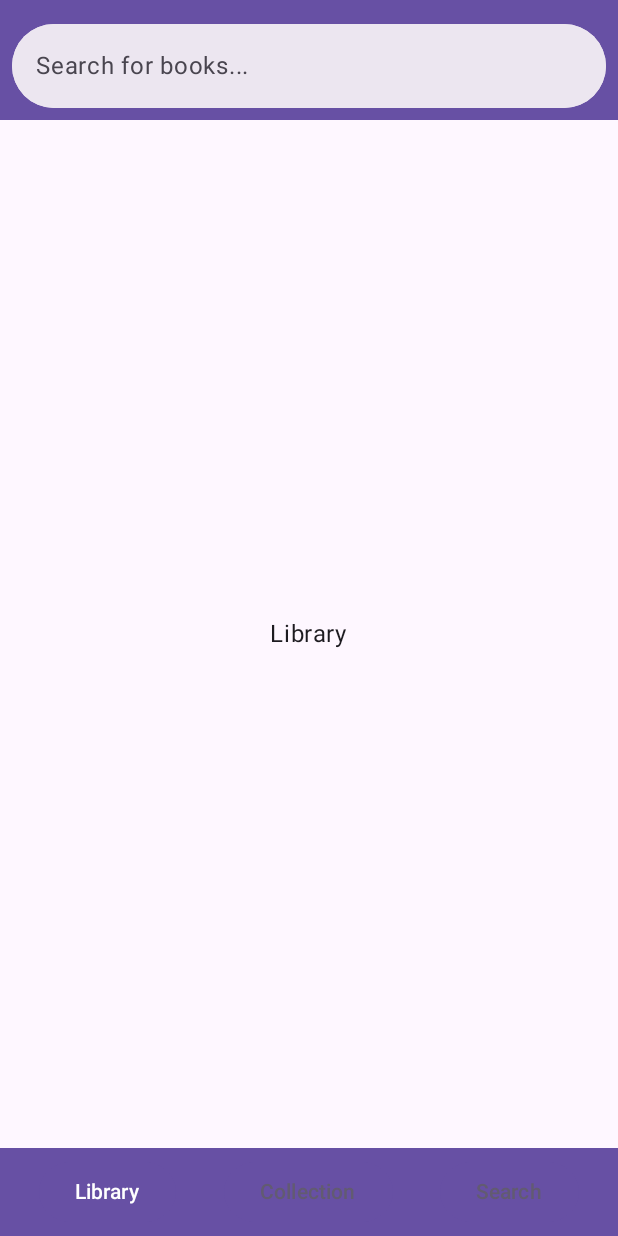
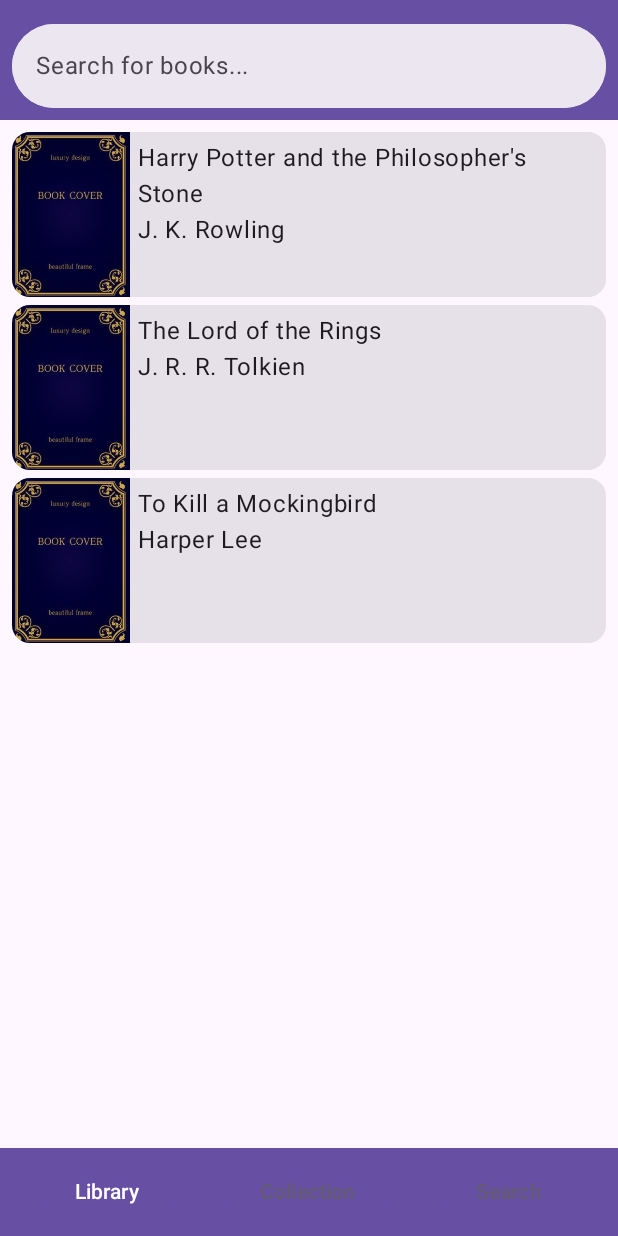
Before and after one commit to samuelkiszka/VirtualLibrary, an Android app built with Jetpack Compose: the LibraryListScreen screen opened through its navigation route, on a phone screen of 412 x 824 dp. Run offline under Robolectric (Android 15) with nearby library versions, the phone set to English and light mode, and no system bars.

Commit message:
Simple library book list

```diff
--- a/app/src/main/java/com/samuelkiszka/virtuallibrary/VirtualLibrary.kt
+++ b/app/src/main/java/com/samuelkiszka/virtuallibrary/VirtualLibrary.kt
@@ -195,7 +195,11 @@
             composable(
                 route = LibraryListDestination.route
             ) {
-                LibraryListScreen()
+                LibraryListScreen(
+                    onItemClicked = {
+                        navController.navigate(LibraryDetailDestination.route)
+                    }
+                )
             }
             composable(
                 route = LibraryDetailDestination.route
--- /dev/null
+++ b/app/src/main/java/com/samuelkiszka/virtuallibrary/data/mocks/BookListModelMock.kt
@@ -0,0 +1,25 @@
+package com.samuelkiszka.virtuallibrary.data.mocks
+
+import com.samuelkiszka.virtuallibrary.data.models.BookListModel
+
+public class BookListModelMock {
+    fun getBookList(): List<BookListModel> {
+        return listOf<BookListModel>(
+            BookListModel(
+                id=1,
+                title="Harry Potter and the Philosopher's Stone",
+                author="J. K. Rowling",
+            ),
+            BookListModel(
+                id=2,
+                title="The Lord of the Rings",
+                author="J. R. R. Tolkien",
+            ),
+            BookListModel(
+                id=3,
+                title="To Kill a Mockingbird",
+                author="Harper Lee",
+            )
+        )
+    }
+}
--- /dev/null
+++ b/app/src/main/java/com/samuelkiszka/virtuallibrary/data/models/BookListModel.kt
@@ -0,0 +1,9 @@
+package com.samuelkiszka.virtuallibrary.data.models
+
+data class BookListModel(
+    val id: Int,
+    val title: String,
+    val author: String,
+){
+
+}
--- a/app/src/main/java/com/samuelkiszka/virtuallibrary/ui/screens/CollectionListScreen.kt
+++ b/app/src/main/java/com/samuelkiszka/virtuallibrary/ui/screens/CollectionListScreen.kt
@@ -35,6 +35,6 @@
 @Composable
 fun CollectionListScreenPreview() {
     VirtualLibraryTheme {
-        LibraryListScreen()
+        CollectionListScreen()
     }
 }
--- a/app/src/main/java/com/samuelkiszka/virtuallibrary/ui/screens/LibraryDetailScreen.kt
+++ b/app/src/main/java/com/samuelkiszka/virtuallibrary/ui/screens/LibraryDetailScreen.kt
@@ -35,6 +35,6 @@
 @Composable
 fun LibraryDetailScreenPreview() {
     VirtualLibraryTheme {
-        LibraryListScreen()
+        LibraryDetailScreen()
     }
 }
--- a/app/src/main/java/com/samuelkiszka/virtuallibrary/ui/screens/LibraryListScreen.kt
+++ b/app/src/main/java/com/samuelkiszka/virtuallibrary/ui/screens/LibraryListScreen.kt
@@ -1,15 +1,27 @@
 package com.samuelkiszka.virtuallibrary.ui.screens
 
+import androidx.compose.foundation.Image
+import androidx.compose.foundation.clickable
 import androidx.compose.foundation.layout.Arrangement
 import androidx.compose.foundation.layout.Column
+import androidx.compose.foundation.layout.Row
 import androidx.compose.foundation.layout.fillMaxSize
+import androidx.compose.foundation.layout.height
+import androidx.compose.foundation.layout.padding
+import androidx.compose.foundation.lazy.LazyColumn
+import androidx.compose.foundation.lazy.items
+import androidx.compose.material3.Card
 import androidx.compose.material3.Text
 import androidx.compose.runtime.Composable
 import androidx.compose.ui.Alignment
 import androidx.compose.ui.Modifier
+import androidx.compose.ui.res.dimensionResource
+import androidx.compose.ui.res.painterResource
 import androidx.compose.ui.res.stringResource
 import androidx.compose.ui.tooling.preview.Preview
+import androidx.compose.ui.unit.dp
 import com.samuelkiszka.virtuallibrary.R
+import com.samuelkiszka.virtuallibrary.data.models.BookListModel
 import com.samuelkiszka.virtuallibrary.ui.navigation.NavigationDestination
 import com.samuelkiszka.virtuallibrary.ui.theme.VirtualLibraryTheme
 
@@ -19,15 +31,83 @@
 }
 
 @Composable
-fun LibraryListScreen() {
+fun LibraryListScreen(
+    onItemClicked: (String) -> Unit,
+) {
     Column (
         horizontalAlignment = Alignment.CenterHorizontally,
         verticalArrangement = Arrangement.Center,
-        modifier = Modifier.fillMaxSize()
+        modifier = Modifier
+            .fillMaxSize()
+            .padding(dimensionResource(id = R.dimen.padding_around))
     ) {
+        BookList(
+            books = LibraryListViewModel().getBookList(),
+            onItemClicked = onItemClicked,
+            modifier = Modifier
+        )
         Text(
             text = stringResource(id = R.string.library_list_screen_name)
         )
+    }
+}
+
+@Composable
+fun BookList(
+    books: List<BookListModel>,
+    onItemClicked: (String) -> Unit,
+    modifier: Modifier = Modifier
+) {
+    LazyColumn(
+        modifier = Modifier.fillMaxSize()
+    ) {
+        items(books) {
+            BookListCard(
+                book = it,
+                modifier = Modifier
+                    .clickable {
+                        onItemClicked(it.title)
+                    }
+            )
+        }
+    }
+}
+
+@Composable
+fun BookListCard(
+    book: BookListModel,
+    modifier: Modifier = Modifier
+) {
+    Card(
+        modifier = modifier
+            .fillMaxSize()
+            .padding(bottom = dimensionResource(id = R.dimen.padding_little))
+            .height(110.dp)
+    ){
+        Row(
+            modifier = Modifier
+                .fillMaxSize()
+        ) {
+            Image(
+                painter = painterResource(id = R.drawable.demo_book_cover),
+                contentDescription = "",
+                modifier = Modifier
+//                    .height(150.dp)
+            )
+            Column(
+                modifier = Modifier
+                    .fillMaxSize()
+                    .padding(dimensionResource(id = R.dimen.padding_little))
+            ){
+                Text(
+                    text = book.title
+                )
+                Text(
+                    text = book.author
+                )
+            }
+        }
+
     }
 }
 
@@ -37,6 +117,6 @@
 @Composable
 fun LibraryListScreenPreview() {
     VirtualLibraryTheme {
-        LibraryListScreen()
+        LibraryListScreen({})
     }
 }
--- a/app/src/main/java/com/samuelkiszka/virtuallibrary/ui/screens/LibraryListViewModel.kt
+++ b/app/src/main/java/com/samuelkiszka/virtuallibrary/ui/screens/LibraryListViewModel.kt
@@ -1,7 +1,15 @@
 package com.samuelkiszka.virtuallibrary.ui.screens
 
 import androidx.lifecycle.ViewModel
+import com.samuelkiszka.virtuallibrary.data.mocks.BookListModelMock
+import com.samuelkiszka.virtuallibrary.data.models.BookListModel
 
 class LibraryListViewModel: ViewModel() {
+    init {
+        getBookList()
+    }
 
+    fun getBookList(): List<BookListModel> {
+        return BookListModelMock().getBookList()
+    }
 }
--- a/app/src/main/java/com/samuelkiszka/virtuallibrary/ui/screens/SearchDetailScreen.kt
+++ b/app/src/main/java/com/samuelkiszka/virtuallibrary/ui/screens/SearchDetailScreen.kt
@@ -35,6 +35,6 @@
 @Composable
 fun SearchDetailScreenPreview() {
     VirtualLibraryTheme {
-        LibraryListScreen()
+        SearchDetailScreen()
     }
 }
--- a/app/src/main/java/com/samuelkiszka/virtuallibrary/ui/screens/SearchListScreen.kt
+++ b/app/src/main/java/com/samuelkiszka/virtuallibrary/ui/screens/SearchListScreen.kt
@@ -35,6 +35,6 @@
 @Composable
 fun SearchListScreenPreview() {
     VirtualLibraryTheme {
-        LibraryListScreen()
+        SearchListScreen()
     }
 }
--- a/app/src/main/res/values/dimens.xml
+++ b/app/src/main/res/values/dimens.xml
@@ -1,5 +1,6 @@
 <resources>
     <dimen name="padding_around">8dp</dimen>"
+    <dimen name="padding_little">5dp</dimen>
     <dimen name="padding_small">8dp</dimen>
     <dimen name="padding_medium">16dp</dimen>
     <dimen name="image_size">64dp</dimen>
```
Also changed, not shown: app/src/main/res/drawable/demo_book_cover.jpg (added).
